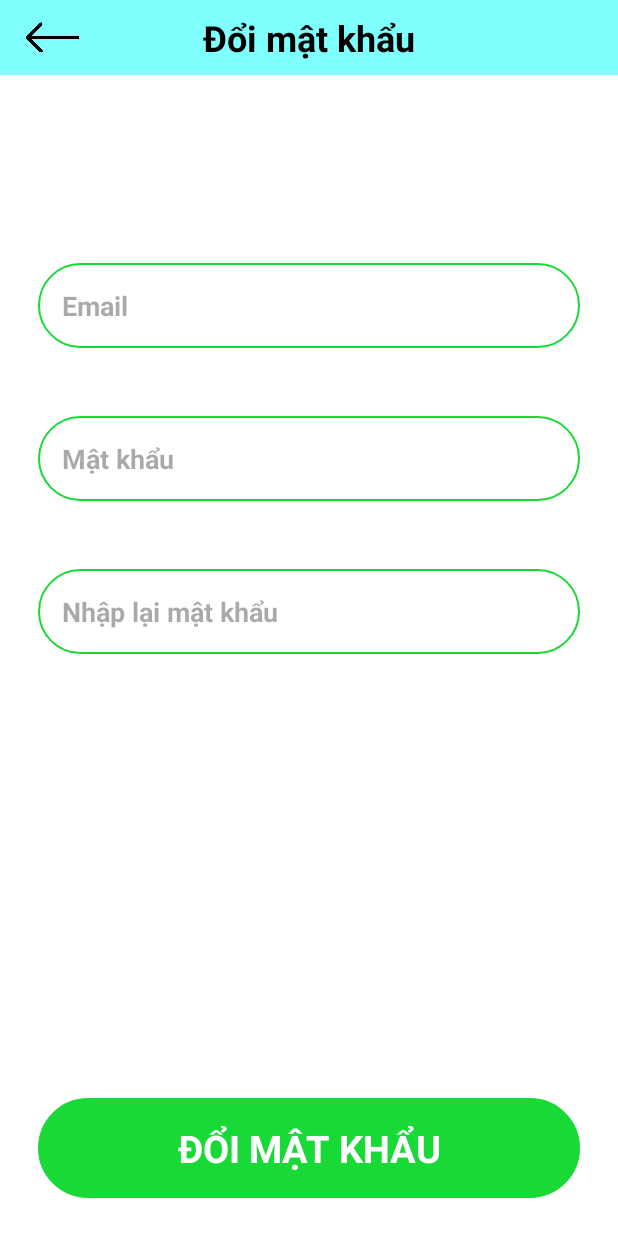
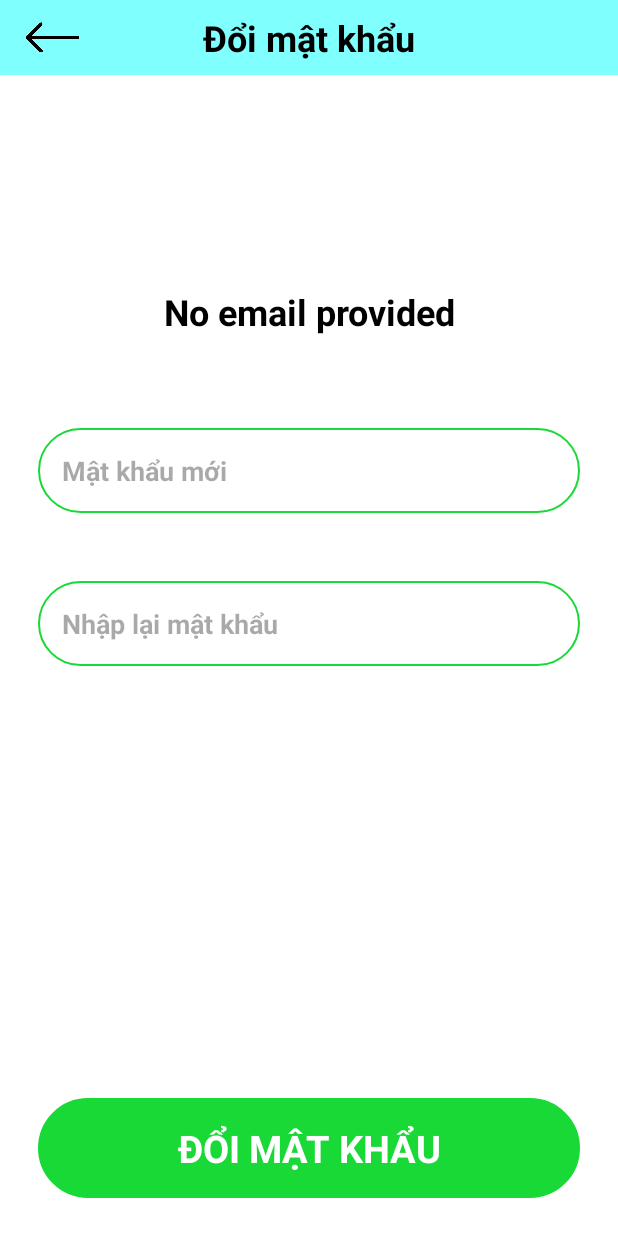
Before and after one commit to minhloi0901/4lingo, an Android app: the ChangePasswordActivity screen opened directly, with no data from a screen before it, on a phone screen of 412 x 824 dp. Run offline under Robolectric (Android 15) with nearby library versions, the phone set to English and light mode, and no system bars.

Commit message:
done ChangePasswordService

```diff
--- a/client/app/src/main/java/com/example/a4lingo/Controllers/ChangePasswordActivity.java
+++ b/client/app/src/main/java/com/example/a4lingo/Controllers/ChangePasswordActivity.java
@@ -4,46 +4,76 @@ import android.content.Intent;
 import android.os.Bundle;
 import android.view.LayoutInflater;
 import android.view.View;
-import android.widget.Button;
+import android.widget.EditText;
 import android.widget.LinearLayout;
 import android.widget.TextView;
 import android.widget.Toast;
 
 import com.example.a4lingo.R;
-import com.example.a4lingo.Services.LearningPathService;
-
-import java.io.Serializable;
-import java.util.ArrayList;
-import java.util.Arrays;
+import com.example.a4lingo.Services.ChangePasswordService;
 
 public class ChangePasswordActivity extends OneTopNavActivity {
+    private String theEmail;
+
     @Override
     protected void onCreate(Bundle savedInstanceState) {
         super.onCreate(savedInstanceState);
         renderLayout("Đổi mật khẩu", null);
-        renderNavigation();
     }
+
     @Override
     protected void renderLayout(String pageTittle, String rightButtonText) {
         super.renderLayout(pageTittle, rightButtonText);
         LinearLayout root = (LinearLayout) findViewById(R.id.content);
         LayoutInflater layoutInflater = LayoutInflater.from(this);
-        View v = layoutInflater.inflate(R.layout.activity_change_password, root, false);
-//        getIntentData();
-//        renderAnInstance(v);
-        root.addView(v);
+        View view = layoutInflater.inflate(R.layout.activity_change_password, root, false);
+        root.addView(view);
+
+        getIntentData();
+        renderEmail();
+        renderNavigation();
     }
 
-    private void renderAnInstance(View v) {
+    private void renderEmail() {
+        TextView emailTextView = findViewById(R.id.staticEmail);
+        if (theEmail != null && !theEmail.isEmpty()) {
+            emailTextView.setText(theEmail);
+        } else {
+            emailTextView.setText("No email provided");
+        }
+    }
 
+    private void getIntentData() {
+        Intent intent = getIntent();
+        if (intent.hasExtra("email")) {
+            theEmail = intent.getStringExtra("email");
+        }
     }
 
     @Override
     protected void renderNavigation() {
         super.renderNavigation();
-    }
 
-    private void getIntentData() {
+        EditText pass1 = findViewById(R.id.changePassword1);
+        EditText pass2 = findViewById(R.id.changePassword2);
 
+        String password1 = String.valueOf(pass1.getText().toString());
+        String password2 = String.valueOf(pass2.getText().toString());
+
+        TextView changeBtn = findViewById(R.id.ChangePass);
+        changeBtn.setOnClickListener(new View.OnClickListener() {
+            @Override
+            public void onClick(View v) {
+                String password1 = pass1.getText().toString().trim();
+                String password2 = pass2.getText().toString().trim();
+
+                if (!password1.equals(password2)) {
+                    Toast.makeText(ChangePasswordActivity.this, "Passwords do not match", Toast.LENGTH_SHORT).show();
+                } else {
+                    ChangePasswordService changePasswordService = new ChangePasswordService(ChangePasswordActivity.this);
+                    changePasswordService.changePass(theEmail, password1);
+                }
+            }
+        });
     }
 }
--- a/client/app/src/main/res/layout/activity_change_password.xml
+++ b/client/app/src/main/res/layout/activity_change_password.xml
@@ -14,48 +14,49 @@
         android:layout_width="match_parent"
         android:layout_height="match_parent">
 
-        <EditText
-            android:id="@+id/email"
+        <TextView
+            android:id="@+id/staticEmail"
             android:layout_width="match_parent"
             android:layout_height="wrap_content"
             android:hint="Email"
             android:inputType="textEmailAddress"
-            android:background="@drawable/big_radius_border_green"
             android:padding="16dp"
             android:layout_marginTop="100dp"
             android:layout_marginBottom="25dp"
             android:textColor="@color/black"
             android:textStyle="bold"
+            android:textAlignment="center"
+            android:textSize="24sp"
             />
 
         <EditText
-            android:id="@+id/password1"
+            android:id="@+id/changePassword1"
             android:layout_width="match_parent"
             android:layout_height="wrap_content"
-            android:hint="Mật khẩu"
-            android:inputType="textEmailAddress"
+            android:hint="Mật khẩu mới"
+            android:inputType="textPassword"
             android:background="@drawable/big_radius_border_green"
             android:padding="16dp"
             android:layout_marginTop="20dp"
             android:layout_marginBottom="25dp"
             android:textColor="@color/black"
-            android:layout_below="@+id/email"
+            android:layout_below="@+id/staticEmail"
             android:textStyle="bold"
             />
 
         <EditText
-            android:id="@+id/password2"
+            android:id="@+id/changePassword2"
             android:layout_width="match_parent"
             android:layout_height="wrap_content"
             android:hint="Nhập lại mật khẩu"
-            android:inputType="textEmailAddress"
+            android:inputType="textPassword"
             android:background="@drawable/big_radius_border_green"
             android:padding="16dp"
             android:layout_marginTop="20dp"
             android:layout_marginBottom="25dp"
             android:textColor="@color/black"
             android:textStyle="bold"
-            android:layout_below="@+id/password1"
+            android:layout_below="@+id/changePassword1"
             />
 
         <TextView
```
Also changed, not shown: client/app/src/main/java/com/example/a4lingo/Services/ChangePasswordService.java (added, +57 -0 lines).
